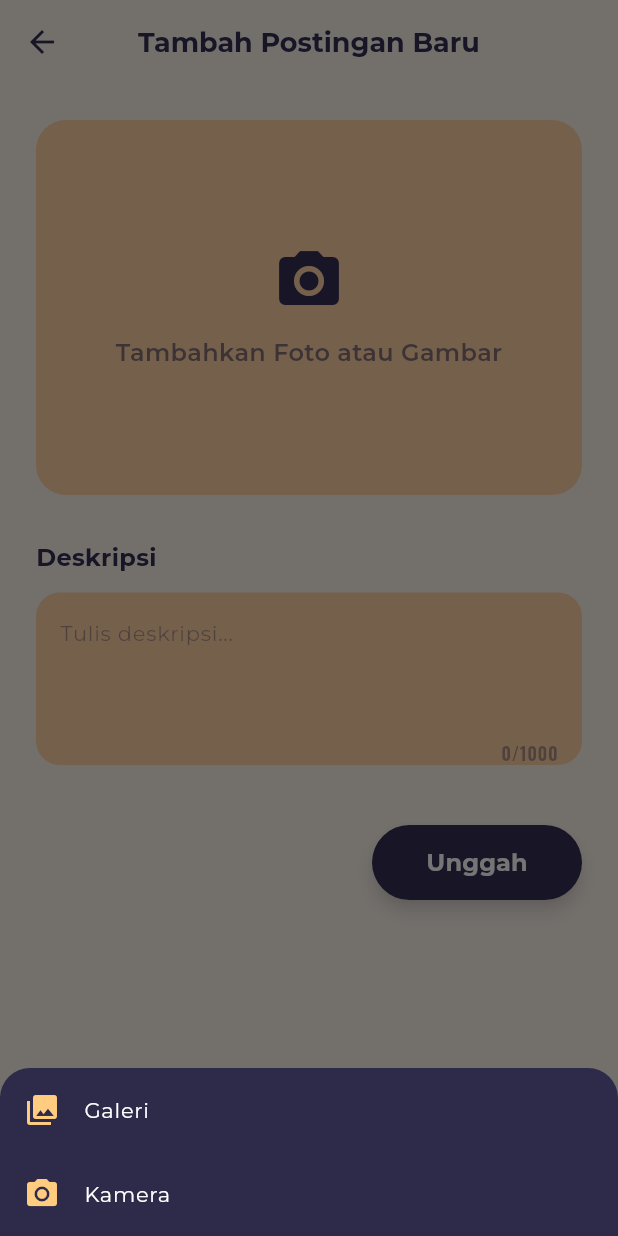
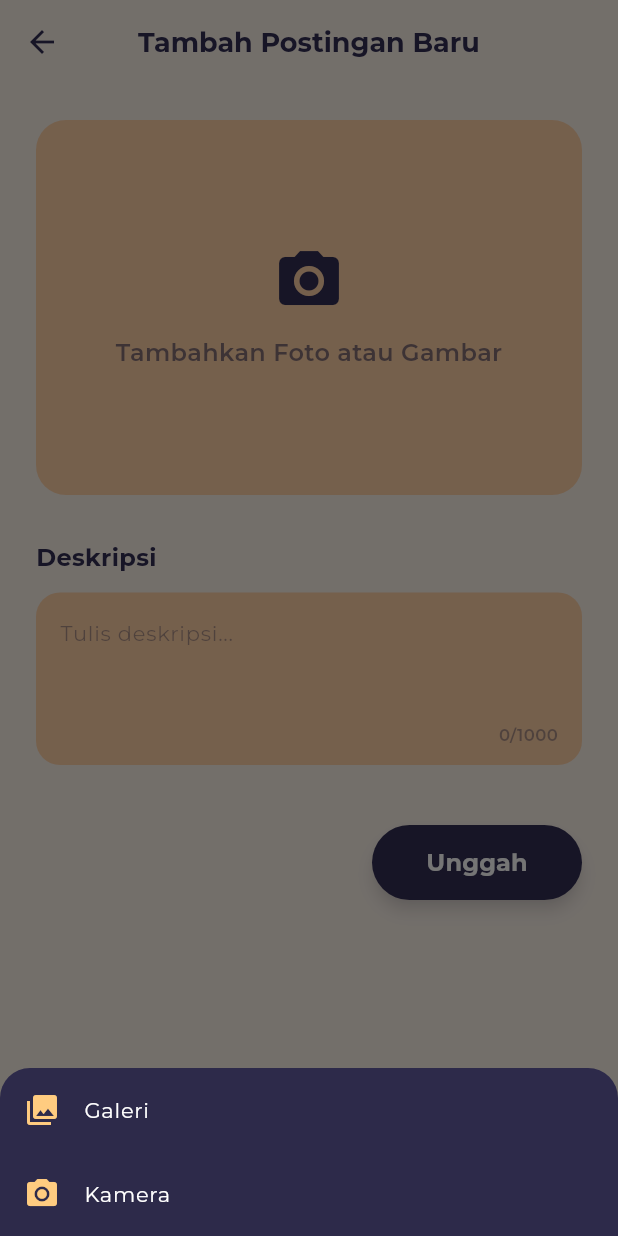
Before and after one commit to ErickHaidar/Nutrify, a Flutter app: the AddPostScreen screen opened directly, after a tap on "Tambahkan Foto atau Gambar", on a phone screen of 412 x 824 dp. Run offline on Flutter 3.47's test engine with Material 3 defaults, Android fonts, the phone set to English and light mode, and no system bars; our stand-ins replace another_flushbar, dio, event_bus, firebase_core, firebase_messaging, flutter_dotenv and 16 more; missing offline and left inert: xxtea; accounts and stored records are empty; generated files the repository leaves out were written again; network calls fail.

Commit message:
fix minor bug translation in add new post

```diff
--- a/frontend/lib/screens/add_post_screen.dart
+++ b/frontend/lib/screens/add_post_screen.dart
@@ -78,7 +78,7 @@ class _AddPostScreenState extends State<AddPostScreen> {
           children: [
             ListTile(
               leading: const Icon(Icons.photo_library, color: Color(0xFFFFCC80)),
-              title: const Text('Galeri', style: TextStyle(color: Colors.white)),
+              title: Text(AppStrings.gallery, style: const TextStyle(color: Colors.white)),
               onTap: () {
                 Navigator.pop(ctx);
                 _pickImage(ImageSource.gallery);
@@ -86,7 +86,7 @@ class _AddPostScreenState extends State<AddPostScreen> {
             ),
             ListTile(
               leading: const Icon(Icons.camera_alt, color: Color(0xFFFFCC80)),
-              title: const Text('Kamera', style: TextStyle(color: Colors.white)),
+              title: Text(AppStrings.camera, style: const TextStyle(color: Colors.white)),
               onTap: () {
                 Navigator.pop(ctx);
                 _pickImage(ImageSource.camera);
@@ -282,9 +282,11 @@ class _AddPostScreenState extends State<AddPostScreen> {
                   color: AppColors.peach,
                   borderRadius: BorderRadius.circular(16),
                 ),
-                child: Column(
+                child: Stack(
                   children: [
-                    TextField(
+                    Padding(
+                      padding: const EdgeInsets.only(bottom: 20),
+                      child: TextField(
                         controller: _descController,
                         maxLength: _maxChars,
                         maxLines: 5,
@@ -293,16 +295,26 @@ class _AddPostScreenState extends State<AddPostScreen> {
                         decoration: InputDecoration(
                           hintText: AppStrings.writeDescription,
                           hintStyle: TextStyle(
-                          color: AppColors.navy.withOpacity(0.4),
+                            color: AppColors.navy.withValues(alpha: 0.4),
                           ),
                           border: InputBorder.none,
                           contentPadding: const EdgeInsets.all(16),
-                        counterStyle: TextStyle(
-                          color: AppColors.navy.withOpacity(0.4),
-                          fontSize: 12,
+                          counterText: '', // Hide default counter
+                        ),
+                        onChanged: (_) => setState(() {}),
                       ),
                     ),
-                      onChanged: (_) => setState(() {}),
+                    Positioned(
+                      bottom: 12,
+                      right: 16,
+                      child: Text(
+                        '${_descController.text.length}/$_maxChars',
+                        style: TextStyle(
+                          color: AppColors.navy.withValues(alpha: 0.4),
+                          fontSize: 11,
+                          fontWeight: FontWeight.w600,
+                        ),
+                      ),
                     ),
                   ],
                 ),
--- a/frontend/lib/screens/comment_detail_screen.dart
+++ b/frontend/lib/screens/comment_detail_screen.dart
@@ -49,7 +49,7 @@ class _CommentDetailScreenState extends State<CommentDetailScreen> {
       final replies = await widget.api.getCommentReplies(_parent.id);
       if (mounted) {
         setState(() {
-          _replies = replies;
+          _replies = replies..sort((a, b) => a.createdAt.compareTo(b.createdAt));
           _isLoading = false;
         });
       }
--- a/frontend/lib/screens/post_detail_screen.dart
+++ b/frontend/lib/screens/post_detail_screen.dart
@@ -242,6 +242,7 @@ class _PostDetailScreenState extends State<PostDetailScreen> with SingleTickerPr
           for (var r in newReplies) {
             if (!existingIds.contains(r.id)) merged.add(r);
           }
+          merged.sort((a, b) => a.createdAt.compareTo(b.createdAt));
 
           final updated = CommentItem(
             id: c.id, content: c.content, userId: c.userId, userName: c.userName, userUsername: c.userUsername, userAvatarUrl: c.userAvatarUrl, parentId: c.parentId, likesCount: c.likesCount, isLiked: c.isLiked, repliesCount: c.repliesCount, replies: merged, createdAt: c.createdAt,
--- a/frontend/lib/services/community_post_api_service.dart
+++ b/frontend/lib/services/community_post_api_service.dart
@@ -67,7 +67,8 @@ class CommunityPostApiService {
   Future<List<CommentItem>> getCommentReplies(int commentId, {int page = 1}) async {
     final res = await _dio.dio.get('comments/$commentId/replies', queryParameters: {'page': page});
     final List<dynamic> data = res.data['data']['data'] ?? res.data['data'] ?? [];
-    return data.map((e) => CommentItem.fromJson(e as Map<String, dynamic>)).toList();
+    final list = data.map((e) => CommentItem.fromJson(e as Map<String, dynamic>)).toList();
+    return list..sort((a, b) => a.createdAt.compareTo(b.createdAt));
   }
 
   Future<Map<String, dynamic>> toggleFollow(int userId) async {
@@ -160,10 +161,10 @@ class CommentItem {
       likesCount: json['likes_count'] as int? ?? 0,
       isLiked: json['is_liked'] as bool? ?? false,
       repliesCount: json['replies_count'] as int? ?? 0,
-      replies: (json['replies'] as List<dynamic>?)
+      replies: ((json['replies'] as List<dynamic>?)
               ?.map((e) => CommentItem.fromJson(e as Map<String, dynamic>))
-              .toList() ??
-          [],
+              .toList() ?? [])
+            ..sort((a, b) => a.createdAt.compareTo(b.createdAt)),
       createdAt: DateTime.parse(json['created_at'] as String).toLocal(),
     );
   }
```
Lines whose indentation alone changed are shown as unchanged.
